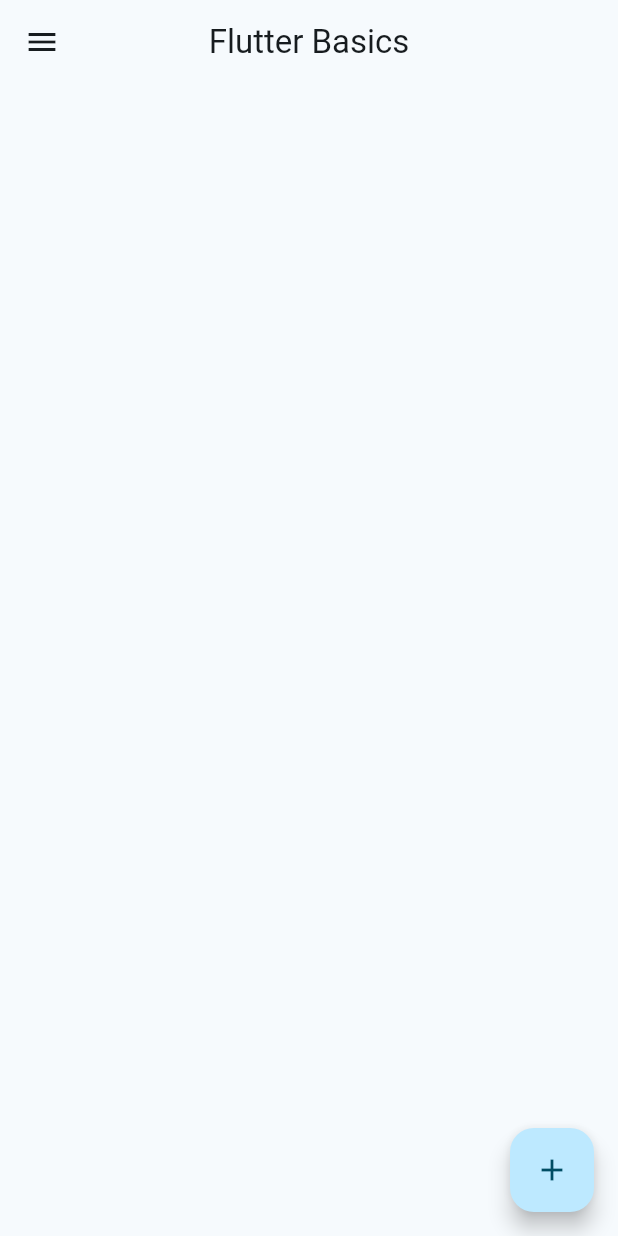
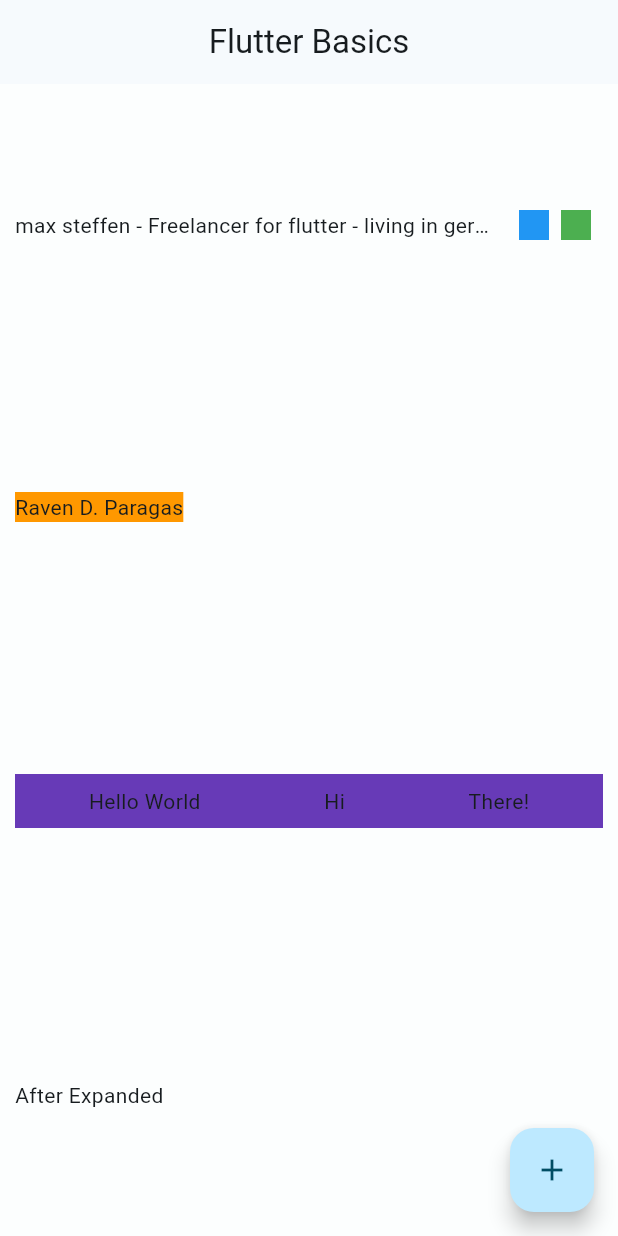
Before and after one commit to ravenpdev/flutter_basics, a Flutter app: the screen it shows after launch, on a phone screen of 412 x 824 dp. Run offline on Flutter 3.47's test engine with Material 2 defaults, Android fonts, the phone set to English and light mode, and no system bars.

Commit message:
row, flexible, and expanded widgets

```diff
--- a/lib/main.dart
+++ b/lib/main.dart
@@ -22,30 +22,76 @@ class MyApp extends StatelessWidget {
           title: const Text('Flutter Basics'),
           centerTitle: true,
         ),
-        body: Container(),
+        body: Container(
+          padding: const EdgeInsets.symmetric(horizontal: 10),
+          color: Colors.white70,
+          child: Column(
+            crossAxisAlignment: CrossAxisAlignment.start,
+            mainAxisAlignment: MainAxisAlignment.spaceAround,
+            children: [
+              Row(
+                mainAxisAlignment: MainAxisAlignment.start,
+                children: [
+                  const Flexible(
+                    child: Text(
+                      "max steffen - Freelancer for flutter - living in germany - how are you?",
+                      maxLines: 1,
+                      overflow: TextOverflow.ellipsis,
+                    ),
+                  ),
+                  const SizedBox(
+                    width: 8,
+                  ),
+                  Container(
+                    height: 20,
+                    width: 20,
+                    color: Colors.blue,
+                  ),
+                  const SizedBox(
+                    width: 8,
+                  ),
+                  Container(
+                    height: 20,
+                    width: 20,
+                    color: Colors.green,
+                  ),
+                  const SizedBox(
+                    width: 8,
+                  ),
+                ],
+              ),
+              Container(
+                decoration: const BoxDecoration(
+                  color: Colors.orange,
+                ),
+                child: const Text('Raven D. Paragas'),
+              ),
+              Container(
+                color: Colors.deepPurple,
+                child: const Padding(
+                  padding: EdgeInsets.all(8.0),
+                  child: Row(
+                    mainAxisAlignment: MainAxisAlignment.spaceAround,
+                    children: [
+                      Text('Hello World'),
+                      Text('Hi'),
+                      Text('There!'),
+                    ],
+                  ),
+                ),
+              ),
+              // Expanded(
+              //   child: Container(
+              //     color: Colors.red,
+              //   ),
+              // ),
+              const Text('After Expanded'),
+            ],
+          ),
+        ),
         floatingActionButton: FloatingActionButton(
           onPressed: () {},
           child: const Icon(Icons.add),
-        ),
-        drawer: Drawer(
-          child: ListView(
-            padding: EdgeInsets.zero,
-            children: [
-              const DrawerHeader(
-                child: Text(
-                  'Drawer Header',
-                ),
-              ),
-              ListTile(
-                title: const Text('Item 1'),
-                onTap: () {},
-              ),
-              ListTile(
-                title: const Text('Item 2'),
-                onTap: () {},
-              )
-            ],
-          ),
         ),
       ),
     );
```
Also changed, not shown: 1 other file.
